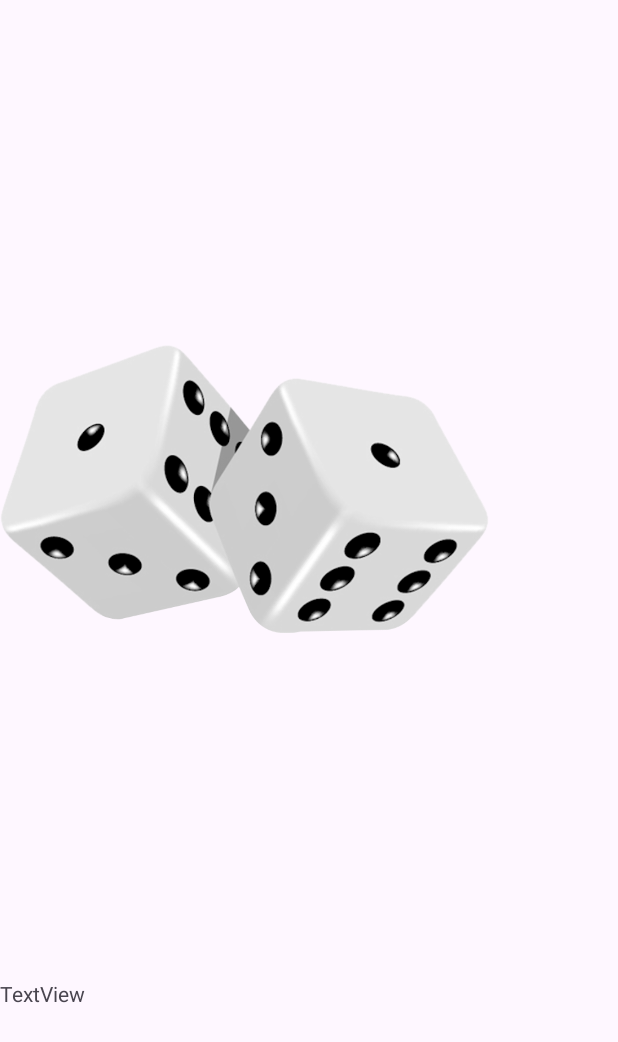
After one commit to binf01-Chiocci/RollTheDice, an Android app: the SecondActivity screen opened directly, with no data from a screen before it, on a phone screen of 412 x 824 dp. The commit adds this screen. Shown: the top 1042 px of the screen. Run offline under Robolectric (Android 15) with nearby library versions, the phone set to English and light mode, and no system bars.

Commit message:
Secondo caricamento

```diff
--- a/app/src/main/AndroidManifest.xml
+++ b/app/src/main/AndroidManifest.xml
@@ -13,6 +13,9 @@
         android:theme="@style/Theme.RollTheDice_Chiocci"
         tools:targetApi="31">
         <activity
+            android:name=".SecondActivity"
+            android:exported="false" />
+        <activity
             android:name=".MainActivity"
             android:exported="true">
             <intent-filter>
--- /dev/null
+++ b/app/src/main/java/com/example/rollthedice_chiocci/SecondActivity.kt
@@ -0,0 +1,20 @@
+package com.example.rollthedice_chiocci
+
+import android.os.Bundle
+import androidx.activity.enableEdgeToEdge
+import androidx.appcompat.app.AppCompatActivity
+import androidx.core.view.ViewCompat
+import androidx.core.view.WindowInsetsCompat
+
+class SecondActivity : AppCompatActivity() {
+    override fun onCreate(savedInstanceState: Bundle?) {
+        super.onCreate(savedInstanceState)
+        enableEdgeToEdge()
+        setContentView(R.layout.activity_second)
+        ViewCompat.setOnApplyWindowInsetsListener(findViewById(R.id.main)) { v, insets ->
+            val systemBars = insets.getInsets(WindowInsetsCompat.Type.systemBars())
+            v.setPadding(systemBars.left, systemBars.top, systemBars.right, systemBars.bottom)
+            insets
+        }
+    }
+}
--- /dev/null
+++ b/app/src/main/res/layout/activity_second.xml
@@ -0,0 +1,28 @@
+<?xml version="1.0" encoding="utf-8"?>
+<androidx.constraintlayout.widget.ConstraintLayout xmlns:android="http://schemas.android.com/apk/res/android"
+    xmlns:app="http://schemas.android.com/apk/res-auto"
+    xmlns:tools="http://schemas.android.com/tools"
+    android:id="@+id/main"
+    android:layout_width="match_parent"
+    android:layout_height="match_parent"
+    tools:context=".SecondActivity">
+
+    <ImageView
+        android:id="@+id/idimageface"
+        android:layout_width="326dp"
+        android:layout_height="348dp"
+        app:layout_constraintBottom_toTopOf="@+id/idnumber"
+        app:layout_constraintTop_toTopOf="parent"
+        app:srcCompat="@drawable/dices"
+        tools:layout_editor_absoluteX="55dp" />
+
+    <TextView
+        android:id="@+id/idnumber"
+        android:layout_width="wrap_content"
+        android:layout_height="wrap_content"
+        android:text="TextView"
+        app:layout_constraintBottom_toBottomOf="parent"
+        app:layout_constraintTop_toBottomOf="@+id/idimageface"
+        tools:layout_editor_absoluteX="175dp" />
+
+</androidx.constraintlayout.widget.ConstraintLayout>
```
Also changed, not shown: app/src/main/java/com/example/rollthedice_chiocci/MainActivity.kt (+17 -1 lines), app/src/main/res/layout/activity_main.xml (+22 -1 lines), app/src/main/res/drawable/dice_face_1.png (added), app/src/main/res/drawable/dice_face_2.png (added), app/src/main/res/drawable/dice_face_3.png (added), app/src/main/res/drawable/dice_face_4.png (added), app/src/main/res/drawable/dice_face_5.png (added), app/src/main/res/drawable/dice_face_6.png (added), app/src/main/res/drawable/dices.png (added).
